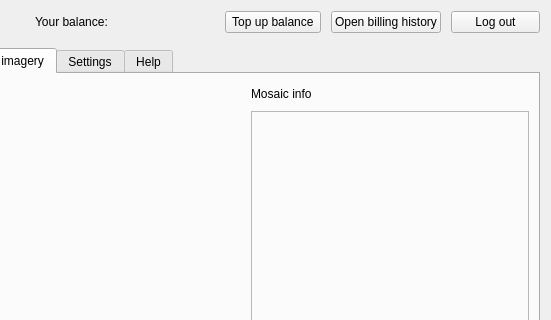
Qt form mapflow/dialogs/static/ui/main_dialog.ui (Geoalert/mapflow-qgis) before a commit; both pictures show x 559 to 1110 and y 0 to 320 of the 1110 by 550 pixel window.
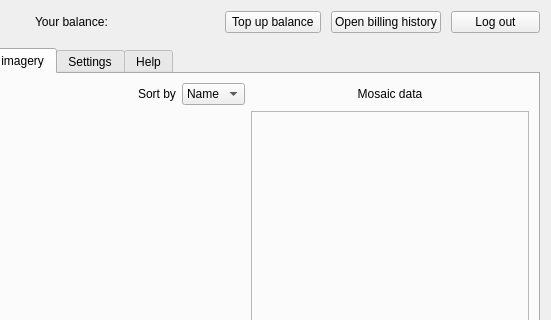
The same form after that commit. The open tabs and pages were chosen to show the change. Icons and pictures are not drawn. Custom widgets are drawn as their Qt base class.

Diff of the .ui file:
```diff
--- a/mapflow/dialogs/static/ui/main_dialog.ui
+++ b/mapflow/dialogs/static/ui/main_dialog.ui
@@ -1555,7 +1555,10 @@
                     </size>
                    </property>
                    <property name="text">
-                    <string>Mosaic info</string>
+                    <string>Mosaic data</string>
+                   </property>
+                   <property name="alignment">
+                    <set>Qt::AlignCenter</set>
                    </property>
                   </widget>
                  </item>
@@ -1617,6 +1620,27 @@
                    </property>
                   </spacer>
                  </item>
+                 <item>
+                  <widget class="QLabel" name="label_6">
+                   <property name="text">
+                    <string>Sort by</string>
+                   </property>
+                  </widget>
+                 </item>
+                 <item>
+                  <widget class="QComboBox" name="sortCombo">
+                   <item>
+                    <property name="text">
+                     <string>Name</string>
+                    </property>
+                   </item>
+                   <item>
+                    <property name="text">
+                     <string>Size</string>
+                    </property>
+                   </item>
+                  </widget>
+                 </item>
                 </layout>
                </item>
                <item row="7" column="2">
```
